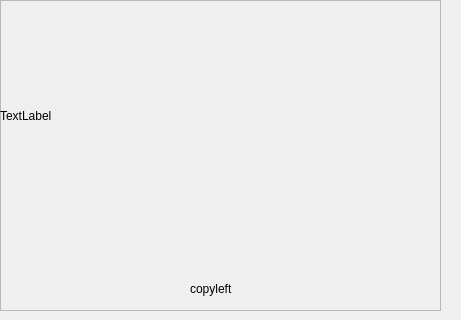
First picture: the form in infowidget.ui, repository MichalKochman/pictureGame, before the edit.
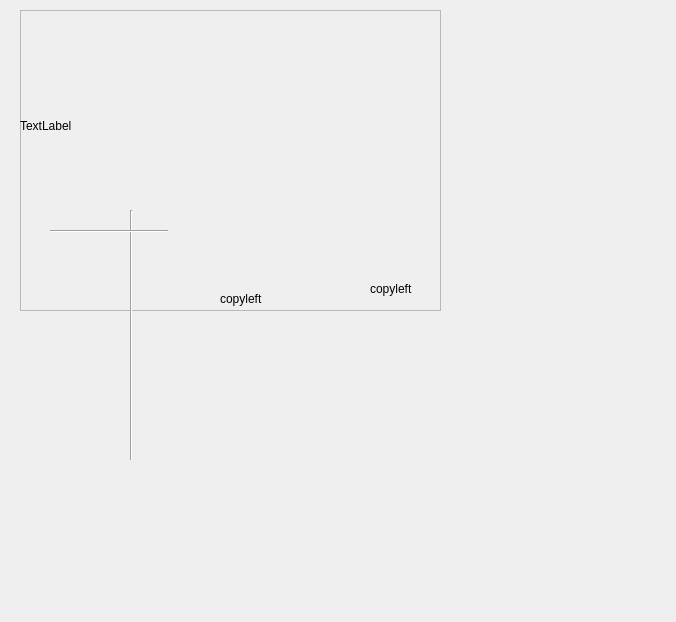
Second picture: the form after the edit.

Commit message: added licence added start info added licence and maintainer info

What changed in the file:
```diff
--- a/infowidget.ui
+++ b/infowidget.ui
@@ -6,8 +6,8 @@
    <rect>
     <x>0</x>
     <y>0</y>
-    <width>461</width>
-    <height>320</height>
+    <width>676</width>
+    <height>622</height>
    </rect>
   </property>
   <property name="windowTitle">
@@ -19,26 +19,13 @@
   <property name="autoFillBackground">
    <bool>true</bool>
   </property>
-  <widget class="QLabel" name="copyleft">
-   <property name="geometry">
-    <rect>
-     <x>190</x>
-     <y>280</y>
-     <width>67</width>
-     <height>17</height>
-    </rect>
-   </property>
-   <property name="text">
-    <string>copyleft</string>
-   </property>
-  </widget>
   <widget class="QFrame" name="frame">
    <property name="geometry">
     <rect>
-     <x>0</x>
-     <y>0</y>
-     <width>441</width>
-     <height>311</height>
+     <x>20</x>
+     <y>10</y>
+     <width>421</width>
+     <height>301</height>
     </rect>
    </property>
    <property name="frameShape">
@@ -60,6 +47,58 @@
      <string>TextLabel</string>
     </property>
    </widget>
+   <widget class="QLabel" name="licence">
+    <property name="geometry">
+     <rect>
+      <x>350</x>
+      <y>270</y>
+      <width>67</width>
+      <height>17</height>
+     </rect>
+    </property>
+    <property name="text">
+     <string>copyleft</string>
+    </property>
+   </widget>
+   <widget class="QLabel" name="copyleft">
+    <property name="geometry">
+     <rect>
+      <x>200</x>
+      <y>280</y>
+      <width>67</width>
+      <height>17</height>
+     </rect>
+    </property>
+    <property name="text">
+     <string>copyleft</string>
+    </property>
+   </widget>
+  </widget>
+  <widget class="Line" name="splitterV">
+   <property name="geometry">
+    <rect>
+     <x>130</x>
+     <y>210</y>
+     <width>3</width>
+     <height>250</height>
+    </rect>
+   </property>
+   <property name="orientation">
+    <enum>Qt::Vertical</enum>
+   </property>
+  </widget>
+  <widget class="Line" name="splitterH">
+   <property name="geometry">
+    <rect>
+     <x>50</x>
+     <y>230</y>
+     <width>118</width>
+     <height>3</height>
+    </rect>
+   </property>
+   <property name="orientation">
+    <enum>Qt::Horizontal</enum>
+   </property>
   </widget>
  </widget>
  <resources/>
```
The commit also changes 12 other files.
